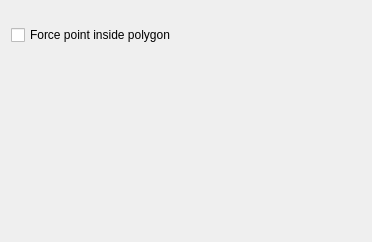
The window that src/ui/symbollayer/widget_centroidfill.ui (qgis/QGIS) describes before a commit, drawn with Qt 5.
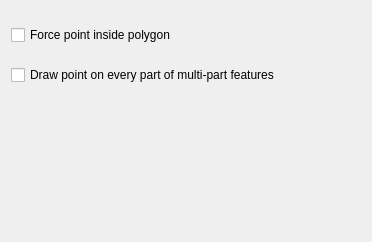
The same window after the commit.

Commit message: [FEATURE] add setting to control centroid fill point rendering on all parts or a single part of multi-features (fixes #9199)

Patch:
```diff
--- a/src/ui/symbollayer/widget_centroidfill.ui
+++ b/src/ui/symbollayer/widget_centroidfill.ui
@@ -15,7 +15,7 @@
   </property>
   <layout class="QVBoxLayout" name="verticalLayout">
    <item>
-    <layout class="QHBoxLayout" name="horizontalLayout">
+    <layout class="QHBoxLayout" name="horizontalLayout_1">
      <item>
       <widget class="QCheckBox" name="mDrawInsideCheckBox">
        <property name="text">
@@ -41,6 +41,20 @@
      </item>
     </layout>
    </item>
+   <item>
+    <layout class="QHBoxLayout" name="horizontalLayout">
+     <item>
+      <widget class="QCheckBox" name="mDrawAllPartsCheckBox">
+       <property name="text">
+        <string>Draw point on every part of multi-part features</string>
+       </property>
+       <property name="toolTip">
+        <string>When unchecked, a single point will be drawn on the biggest part of multi-part features</string>
+       </property>
+      </widget>
+     </item>
+    </layout>
+   </item>
    <item>
     <spacer>
      <property name="orientation">
```
The commit also changes 14 other files.
